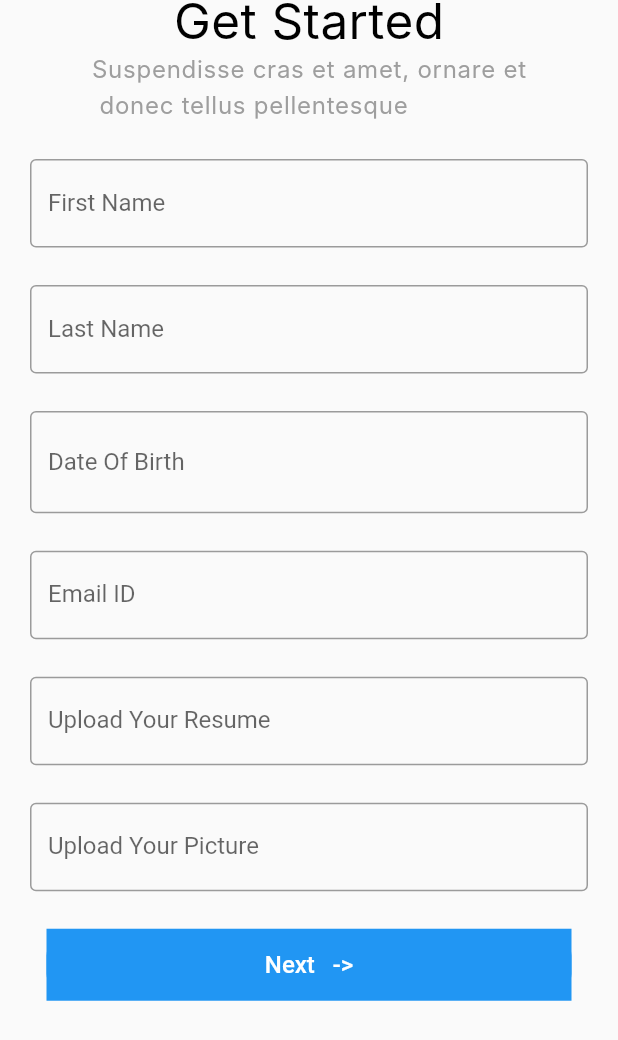
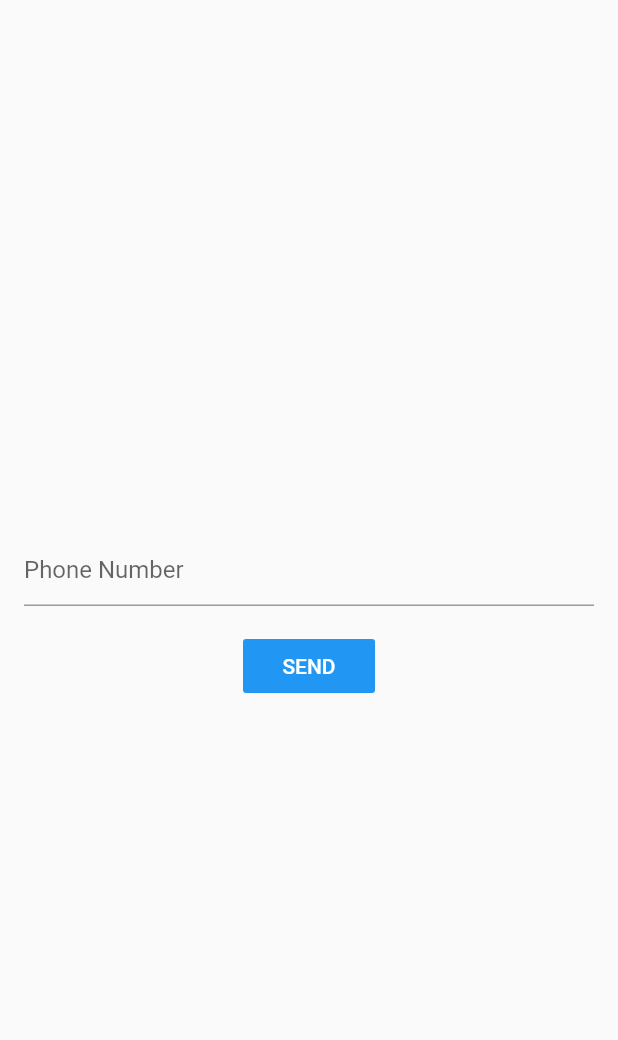
Before and after one commit to srijanC2306/Design_login_Day1, a Flutter app: the screen it shows after launch, on a phone screen of 412 x 824 dp. Shown: the top 1040 px of the screen. Run offline on Flutter 3.47's test engine with Material 2 defaults, Android fonts, the phone set to English and light mode, and no system bars; our stand-ins replace country_code_picker, firebase_auth, firebase_core, flutter_svg, keyboard_dismisser; accounts and stored records are empty; Roboto replaces fonts that are missing (Inter).

Commit message:
login,phoneVerfication

```diff
--- /dev/null
+++ b/lib/Login/phone_verification.dart
@@ -0,0 +1,190 @@
+import 'package:flutter/material.dart';
+import 'package:firebase_auth/firebase_auth.dart';
+
+import 'package:country_code_picker/country_code_picker.dart';
+import 'package:srijan_sustam_design/Login/login_screen.dart';
+
+import '../home_screen.dart';
+
+
+enum MobileVerificationState{
+  SHOW_MOBILE_FORM_STATE,
+  SHOW_OTP_FORM_STATE ,
+}
+
+
+
+
+
+
+class PhoneVerification extends StatefulWidget {
+  const PhoneVerification({Key? key}) : super(key: key);
+
+  @override
+  _PhoneVerificationState createState() => _PhoneVerificationState();
+}
+
+class _PhoneVerificationState extends State<PhoneVerification> {
+
+  MobileVerificationState currentState = MobileVerificationState.SHOW_MOBILE_FORM_STATE ;
+  final phoneController = TextEditingController();
+  final otpController = TextEditingController();
+
+  final FirebaseAuth _auth = FirebaseAuth.instance ;
+
+  late String verificationId ;
+  bool showLoading = false ;
+
+
+  void signInWithPhoneAuthCredential(PhoneAuthCredential phoneAuthCredential) async {
+
+    setState(() {
+      showLoading = true ;
+    });
+    try{
+      final authCredential  = await  _auth.signInWithCredential(phoneAuthCredential);
+
+      setState(() {
+        showLoading = false ;
+      });
+
+      if(authCredential.user != null){
+
+        Navigator.push(context , MaterialPageRoute(builder: (context)=>HomeScreen()));
+      }
+    } on FirebaseAuthException catch(e){
+
+      setState(() {
+        showLoading = false;
+      });
+
+      // _scaffoldKey.currentState!.showSnackBar(SnackBar(content: Text(e.message)));
+    }
+
+
+  }
+
+
+
+
+
+
+  getMobileFormWidget(context){
+    return Column(
+      children: [
+        const Spacer(),
+        // Row(
+        //   children: [
+        //     Container(
+        //       child: CountryCodePicker(
+        //        favorite: ['+91','INR'],
+        //         showCountryOnly: false,
+        //
+        //
+        //       ),
+        //     ),
+        //     TextField(
+        //       controller: phoneController,
+        //       decoration: const InputDecoration(
+        //           hintText: "Phone Number"
+        //       ),
+        //     ),
+        //   ],
+        TextField(
+          controller: phoneController,
+          decoration: const InputDecoration(
+              hintText: "Phone Number"
+          ),
+        ),
+
+
+
+        const SizedBox(height: 16),
+        FlatButton(onPressed: ()async{
+          setState(() {
+            showLoading = true;
+          });
+          await  _auth.verifyPhoneNumber(
+              phoneNumber: phoneController.text,
+              verificationCompleted: (phoneAuthCredential)async{
+                setState(() {
+                  showLoading = false ;
+                });
+
+              },
+              verificationFailed:(verificationFailed) {
+                setState(() {
+                  showLoading = false ;
+                });
+
+                // _scaffoldKey.currentState.showSnackBar(
+                //     SnackBar(content:Text(verificationFailed.message)));
+              },
+              codeSent: (verificationId , resendingToken)async {
+                setState(() {
+                  currentState = MobileVerificationState.SHOW_OTP_FORM_STATE;
+                  this.verificationId = verificationId ;
+                });
+              },
+              codeAutoRetrievalTimeout: (verficiationId)async{}
+          );
+        },
+
+          child: Text("SEND"),
+          color: Colors.blue,
+          textColor: Colors.white,
+        ),
+
+        const Spacer(),
+      ],
+    );
+  }
+  getOtpFormWidget(context){
+
+    return Column(
+      children: [
+        const Spacer(),
+        TextField(
+          controller: otpController,
+          decoration: const InputDecoration(
+              hintText: "Enter OTP "
+          ),
+        ),
+        const SizedBox(height: 16),
+        FlatButton(onPressed: () async {
+          PhoneAuthCredential phoneAuthCredential =
+          PhoneAuthProvider
+              .credential(verificationId: verificationId, smsCode: otpController.text);
+
+          signInWithPhoneAuthCredential(phoneAuthCredential);
+
+        },
+            child: const Text("Verfy")),
+
+        Spacer(),
+      ],
+    );
+
+
+  }
+
+  final GlobalKey<ScaffoldState> _scaffoldKey = GlobalKey();
+
+  @override
+  Widget build(BuildContext context) {
+    return  Scaffold(
+        key: _scaffoldKey,
+        body: Container(
+          child:showLoading
+              ? Center(
+            child: CircularProgressIndicator(),
+          )
+              : currentState == MobileVerificationState.SHOW_MOBILE_FORM_STATE
+              ? getMobileFormWidget(context)
+              : getOtpFormWidget(context),
+          padding: const EdgeInsets.all(16),
+        )
+
+    );
+  }
+}
--- a/lib/main.dart
+++ b/lib/main.dart
@@ -1,11 +1,14 @@
 import 'package:flutter/cupertino.dart';
 import 'package:flutter/material.dart';
-import 'package:srijan_sustam_design/Login/under_verification.dart';
-import 'package:srijan_sustam_design/model/person.dart';
-import 'package:intl/intl.dart';
+import 'package:srijan_sustam_design/Login/phone_verification.dart';
+
+import 'package:firebase_core/firebase_core.dart';
 
 
-void main() {
+
+void main() async {
+  WidgetsFlutterBinding.ensureInitialized();
+  await Firebase.initializeApp();
   runApp(const MyApp());
 }
 
@@ -15,216 +18,216 @@ class MyApp extends StatelessWidget {
   // This widget is the root of your application.
   @override
   Widget build(BuildContext context) {
-    return   MaterialApp(
+    return   const MaterialApp(
       debugShowCheckedModeBanner: false,
-      home: UserList(),
+      home: PhoneVerification()
     );
   }
 
 
 }
-
-class UserList extends StatefulWidget {
-
-
-
-UserList({Key? key }) : super(key: key);
-
-
-
-  @override
-  _UserListState createState() => _UserListState();
-
-}
-
-class _UserListState extends State<UserList> {
-
-  late DateTime birthDay ;
-  bool   isDateSelected = false ;
-  late String birthDateInString;
-  late Person person ;
-
-
-
-  String dob = "";
-  TextEditingController dateOfBirthController = TextEditingController();
-
-
-
-
-  @override
-  void initState() {
-    // TODO: implement initState
-    super.initState();
-
-
-    // dateOfBirthController.value = dateOfBirthController.value.copyWith(
-    //   text: widget.
-    //
-    //
-    // );
-  }
-
-  Future<Null> _selectDate(BuildContext context) async{
-    final DateTime?  picked = await showDatePicker(
-        context: context,
-        initialDate: DateTime.now(),
-        lastDate: DateTime(2100),
-        firstDate: DateTime(1900));
-    if(picked != null && picked!= birthDay){
-
-      setState(() {
-        birthDay = picked;
-        isDateSelected = true ;
-        dateOfBirthController.value = TextEditingValue(
-          text: DateFormat("yyyy-MM-dd").format(picked).toString()
-        );
-      });
-    }
-
-  }
-  @override
-  Widget build(BuildContext context) {
-    return Scaffold(
-      body: SafeArea(
-        child: Column(
-      children: <Widget>[
-        Container(
-
-
-         child: Column(
-
-            children: const [
-              Text('Get Started',
-         textAlign: TextAlign.left, style: TextStyle(
-             color: Color.fromRGBO(0, 0, 0, 1),
-             fontFamily: 'Inter',
-             fontSize: 33,
-             letterSpacing: 0.25,
-             fontWeight: FontWeight.normal,
-             height: 1),),
-          Text("Suspendisse cras et amet, ornare et\n donec tellus pellentesque",
-              textAlign: TextAlign.left, style: TextStyle(
-                  color: Color.fromRGBO(158, 158, 158, 1),
-                  fontFamily: 'Inter',
-                  fontSize: 16,
-                  letterSpacing: 0.5,
-                  fontWeight: FontWeight.normal,
-                  height: 1.5
-              ),)
-          ],
-        ),
-        ),
-       SizedBox(height: 25),
-       Container(
-
-         width: MediaQuery.of(context).size.width,
-         margin: EdgeInsets.only(left: 20 , right: 20),
-         child: SafeArea(
-           child: Column(
-             children:  [
-               const TextField(
-                 decoration: InputDecoration(
-                   label: Text("First Name"),
-                   border: OutlineInputBorder(),
-
-                 ) ,
-
-               ),
-               SizedBox(height: 25),
-               TextFormField(
-
-                 decoration:  const InputDecoration(
-
-                   label: Text("Last Name"),
-                   border: OutlineInputBorder(),
-
-                 ) ,
-
-               ),
-               const SizedBox(height: 25),
-               TextFormField(
-                 controller: dateOfBirthController,
-                 decoration: InputDecoration(
-                   label: Text("Date Of Birth"),
-                   prefix:  GestureDetector(
-                       child:const Icon(Icons.calendar_today) ,
-                       onTap: () => _selectDate(context)
-
-                   ),
-
-
-                   border: OutlineInputBorder(),
-
-                 ) ,
-               ),
-              SizedBox(height: 25),
-               const TextField(
-                 decoration: InputDecoration(
-                   label: Text("Email ID"),
-                   border: OutlineInputBorder(),
-
-                 ) ,
-
-               ),
-               SizedBox(height: 25),
-               const TextField(
-                 decoration: InputDecoration(
-                   label: Text("Upload Your Resume"),
-                   border: OutlineInputBorder(),
-
-                 ) ,
-
-               ),
-
-               SizedBox(height: 25),
-               const TextField(
-                 decoration: InputDecoration(
-                   label: Text("Upload Your Picture"),
-                   border: OutlineInputBorder(),
-
-                 ) ,
-
-               ),
-               SizedBox(height: 25),
-               Container(
-                 width: 350,
-                 child: ElevatedButton(
-                    style: ButtonStyle(
-                      elevation: MaterialStateProperty.all<double>(0),
-                      backgroundColor: MaterialStateProperty.all<Color>(
-                        Colors.blue
-                      ),
-                      shape: MaterialStateProperty.all<RoundedRectangleBorder>(
-                        RoundedRectangleBorder(
-                          borderRadius: BorderRadius.circular(12.0)
-                        )
-                      )
-                    ),
-                   onPressed: (){
-                 Navigator.push(context , MaterialPageRoute(builder: (context)=> const UnderVerfication()));
-               }, child: const Text('Next   ->',
-               style: TextStyle(
-                 fontSize: 16
-               ),),),
-               color: Colors.blue,)
-
-             ],
-           ),
-
-         ),
-       )
-
-
-
-
-
-
-
-
-      ]
-    ),
-      ),
-    );
-  }
-}
+//
+// class UserList extends StatefulWidget {
+//
+//
+//
+// UserList({Key? key }) : super(key: key);
+//
+//
+//
+//   @override
+//   _UserListState createState() => _UserListState();
+//
+// }
+//
+// class _UserListState extends State<UserList> {
+//
+//   late DateTime birthDay ;
+//   bool   isDateSelected = false ;
+//   late String birthDateInString;
+//   late Person person ;
+//
+//
+//
+//   String dob = "";
+//   TextEditingController dateOfBirthController = TextEditingController();
+//
+//
+//
+//
+//   @override
+//   void initState() {
+//     // TODO: implement initState
+//     super.initState();
+//
+//
+//     // dateOfBirthController.value = dateOfBirthController.value.copyWith(
+//     //   text: widget.
+//     //
+//     //
+//     // );
+//   }
+//
+//   Future<Null> _selectDate(BuildContext context) async{
+//     final DateTime?  picked = await showDatePicker(
+//         context: context,
+//         initialDate: DateTime.now(),
+//         lastDate: DateTime(2100),
+//         firstDate: DateTime(1900));
+//     if(picked != null && picked!= birthDay){
+//
+//       setState(() {
+//         birthDay = picked;
+//         isDateSelected = true ;
+//         dateOfBirthController.value = TextEditingValue(
+//           text: DateFormat("yyyy-MM-dd").format(picked).toString()
+//         );
+//       });
+//     }
+//
+//   }
+//   @override
+//   Widget build(BuildContext context) {
+//     return Scaffold(
+//       body: SafeArea(
+//         child: Column(
+//       children: <Widget>[
+//         Container(
+//
+//
+//          child: Column(
+//
+//             children: const [
+//               Text('Get Started',
+//          textAlign: TextAlign.left, style: TextStyle(
+//              color: Color.fromRGBO(0, 0, 0, 1),
+//              fontFamily: 'Inter',
+//              fontSize: 33,
+//              letterSpacing: 0.25,
+//              fontWeight: FontWeight.normal,
+//              height: 1),),
+//           Text("Suspendisse cras et amet, ornare et\n donec tellus pellentesque",
+//               textAlign: TextAlign.left, style: TextStyle(
+//                   color: Color.fromRGBO(158, 158, 158, 1),
+//                   fontFamily: 'Inter',
+//                   fontSize: 16,
+//                   letterSpacing: 0.5,
+//                   fontWeight: FontWeight.normal,
+//                   height: 1.5
+//               ),)
+//           ],
+//         ),
+//         ),
+//        SizedBox(height: 25),
+//        Container(
+//
+//          width: MediaQuery.of(context).size.width,
+//          margin: EdgeInsets.only(left: 20 , right: 20),
+//          child: SafeArea(
+//            child: Column(
+//              children:  [
+//                const TextField(
+//                  decoration: InputDecoration(
+//                    label: Text("First Name"),
+//                    border: OutlineInputBorder(),
+//
+//                  ) ,
+//
+//                ),
+//                SizedBox(height: 25),
+//                TextFormField(
+//
+//                  decoration:  const InputDecoration(
+//
+//                    label: Text("Last Name"),
+//                    border: OutlineInputBorder(),
+//
+//                  ) ,
+//
+//                ),
+//                const SizedBox(height: 25),
+//                TextFormField(
+//                  controller: dateOfBirthController,
+//                  decoration: InputDecoration(
+//                    label: Text("Date Of Birth"),
+//                    prefix:  GestureDetector(
+//                        child:const Icon(Icons.calendar_today) ,
+//                        onTap: () => _selectDate(context)
+//
+//                    ),
+//
+//
+//                    border: OutlineInputBorder(),
+//
+//                  ) ,
+//                ),
+//               SizedBox(height: 25),
+//                const TextField(
+//                  decoration: InputDecoration(
+//                    label: Text("Email ID"),
+//                    border: OutlineInputBorder(),
+//
+//                  ) ,
+//
+//                ),
+//                SizedBox(height: 25),
+//                const TextField(
+//                  decoration: InputDecoration(
+//                    label: Text("Upload Your Resume"),
+//                    border: OutlineInputBorder(),
+//
+//                  ) ,
+//
+//                ),
+//
+//                SizedBox(height: 25),
+//                const TextField(
+//                  decoration: InputDecoration(
+//                    label: Text("Upload Your Picture"),
+//                    border: OutlineInputBorder(),
+//
+//                  ) ,
+//
+//                ),
+//                SizedBox(height: 25),
+//                Container(
+//                  width: 350,
+//                  child: ElevatedButton(
+//                     style: ButtonStyle(
+//                       elevation: MaterialStateProperty.all<double>(0),
+//                       backgroundColor: MaterialStateProperty.all<Color>(
+//                         Colors.blue
+//                       ),
+//                       shape: MaterialStateProperty.all<RoundedRectangleBorder>(
+//                         RoundedRectangleBorder(
+//                           borderRadius: BorderRadius.circular(12.0)
+//                         )
+//                       )
+//                     ),
+//                    onPressed: (){
+//                  Navigator.push(context , MaterialPageRoute(builder: (context)=> const UnderVerfication()));
+//                }, child: const Text('Next   ->',
+//                style: TextStyle(
+//                  fontSize: 16
+//                ),),),
+//                color: Colors.blue,)
+//
+//              ],
+//            ),
+//
+//          ),
+//        )
+//
+//
+//
+//
+//
+//
+//
+//
+//       ]
+//     ),
+//       ),
+//     );
+//   }
+// }
--- a/pubspec.yaml
+++ b/pubspec.yaml
@@ -46,6 +46,12 @@ dev_dependencies:
   # package. See that file for information about deactivating specific lint
   # rules and activating additional ones.
   flutter_lints: ^1.0.0
+  firebase_core: ^1.10.6
+  firebase_auth: ^3.3.4
+  country_code_picker: ^2.0.2
+  flutter_svg: ^0.23.0+1
+  keyboard_dismisser: ^2.0.0
+  badges: ^2.0.1
 
 # For information on the generic Dart part of this file, see the
 # following page: https://dart.dev/tools/pub/pubspec
```
Also changed, not shown: lib/Login/login_screen.dart (added, +118 -0 lines), pubspec.lock, 4 other files.
